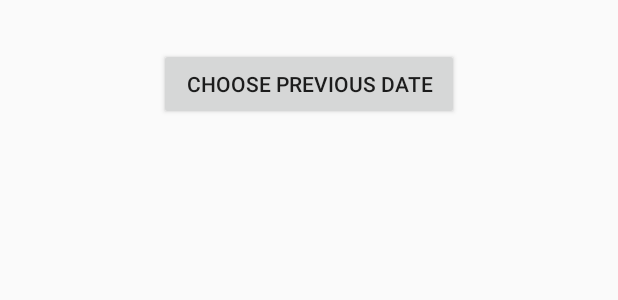
After one commit to haymarsan/Exchange_Rate, an Android app: the layout activity_previous_day_rate.xml on its own in the app's theme, with its tools: preview values and no code run, on a phone screen of 412 x 824 dp. The commit adds this screen. Shown: the top 300 px of the screen. Run offline under Robolectric (Android 15) with nearby library versions, the phone set to English and light mode, and no system bars.

Commit message:
update: Previous date NW Call

```diff
--- a/app/build.gradle
+++ b/app/build.gradle
@@ -46,5 +46,8 @@ dependencies {
     implementation 'androidx.lifecycle:lifecycle-extensions:2.0.0'
     kapt 'androidx.lifecycle:lifecycle-compiler:2.0.0'
 
+    //Spinner Datepicker
+    implementation 'com.github.drawers:SpinnerDatePicker:2.0.1'
+
 
 }
--- a/app/src/main/java/com/hms/currencyexchange/network/RetrofitService.kt
+++ b/app/src/main/java/com/hms/currencyexchange/network/RetrofitService.kt
@@ -17,4 +17,6 @@ class RetrofitService {
         return retrofit.create(serviceClass)
     }
 
+
+
 }
--- a/app/src/main/java/com/hms/currencyexchange/repository/Repository.kt
+++ b/app/src/main/java/com/hms/currencyexchange/repository/Repository.kt
@@ -6,4 +6,6 @@ import com.hms.currencyexchange.data.vos.ExchangeRateVO
 interface Repository {
 
     fun getLatestRate():MutableLiveData<ExchangeRateVO>
+
+    fun getRecentDaysRate(date: String): MutableLiveData<ExchangeRateVO>
 }
--- a/app/src/main/java/com/hms/currencyexchange/viewmodel/ExchangeRateViewModel.kt
+++ b/app/src/main/java/com/hms/currencyexchange/viewmodel/ExchangeRateViewModel.kt
@@ -8,4 +8,6 @@ interface ExchangeRateViewModel {
 
     fun getExchangeRate(): LiveData<ExchangeRateVO>
 
+    fun getPreviousExchangeRate(date: String): LiveData<ExchangeRateVO>
+
 }
--- /dev/null
+++ b/app/src/main/res/layout/activity_previous_day_rate.xml
@@ -0,0 +1,21 @@
+<?xml version="1.0" encoding="utf-8"?>
+<androidx.constraintlayout.widget.ConstraintLayout
+        xmlns:android="http://schemas.android.com/apk/res/android"
+        xmlns:tools="http://schemas.android.com/tools"
+        xmlns:app="http://schemas.android.com/apk/res-auto"
+        android:layout_width="match_parent"
+        android:layout_height="match_parent"
+        tools:context=".activities.PreviousDayRateActivity">
+
+    <Button android:layout_width="200dp" android:layout_height="wrap_content"
+            android:id="@+id/btnPreviousRate"
+            app:layout_constraintTop_toTopOf="parent"
+            app:layout_constraintStart_toStartOf="parent"
+            app:layout_constraintEnd_toEndOf="parent"
+            android:layout_marginTop="@dimen/margin_xlarge"
+            android:text="Choose Previous Date"
+            android:gravity="center"/>
+
+
+
+</androidx.constraintlayout.widget.ConstraintLayout>
--- a/app/src/main/res/values/strings.xml
+++ b/app/src/main/res/values/strings.xml
@@ -21,8 +21,8 @@
     <string name="nav_header_subtitle">android.studio@android.com</string>
     <string name="nav_header_desc">Navigation header</string>
 
-   <string name="app_package">com.mmdeveloper.khunsma.eng_myandictionary</string>
-<string name="check_update">Check Update</string>
+    <string name="app_package">com.mmdeveloper.khunsma.eng_myandictionary</string>
+    <string name="check_update">Check Update</string>
     <string name="app_url">https://play.google.com/store/apps/details?id=com.mmdeveloper.khunsma.eng_myandictionary
     </string>
 
--- a/build.gradle
+++ b/build.gradle
@@ -19,7 +19,7 @@ allprojects {
     repositories {
         google()
         jcenter()
-
+        maven { url "https://jitpack.io" }
     }
 }
 
```
Also changed, not shown: app/src/main/AndroidManifest.xml (+13 -11 lines), app/src/main/java/com/hms/currencyexchange/activities/PreviousDayRateActivity.kt (added, +40 -0 lines), app/src/main/java/com/hms/currencyexchange/network/CurrencyApi.kt (+7 -0 lines), app/src/main/java/com/hms/currencyexchange/repository/RepositoryImpl.kt (+19 -0 lines), app/src/main/java/com/hms/currencyexchange/viewmodel/ExchangeRateViewModelImpl.kt (+11 -0 lines).
